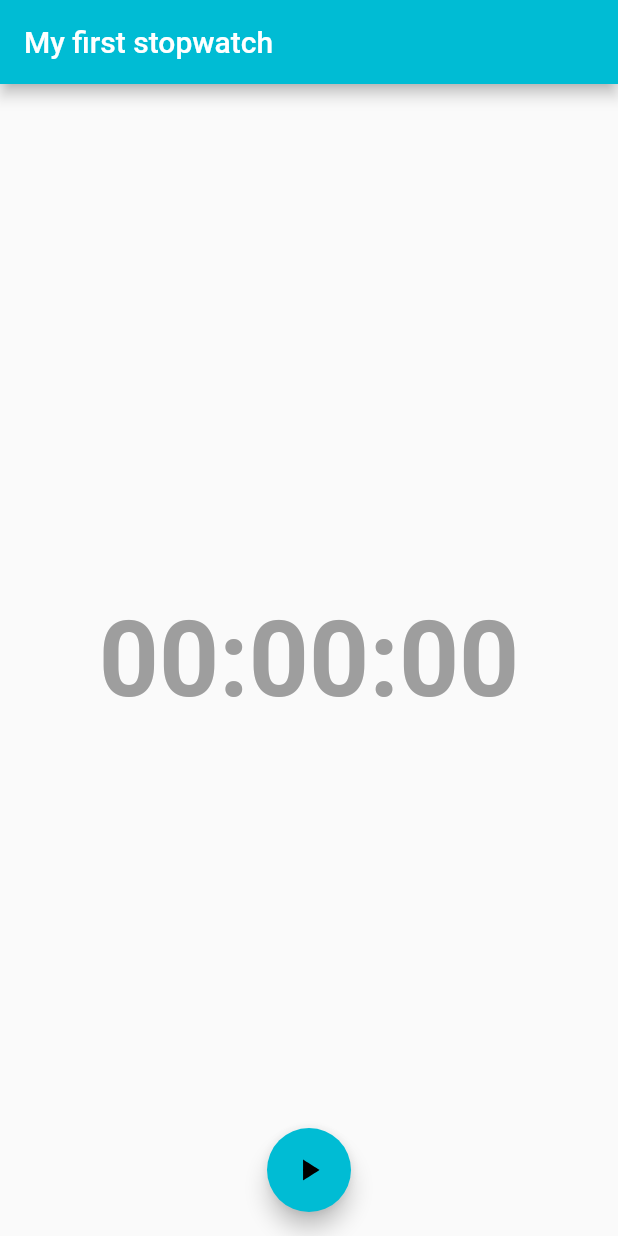
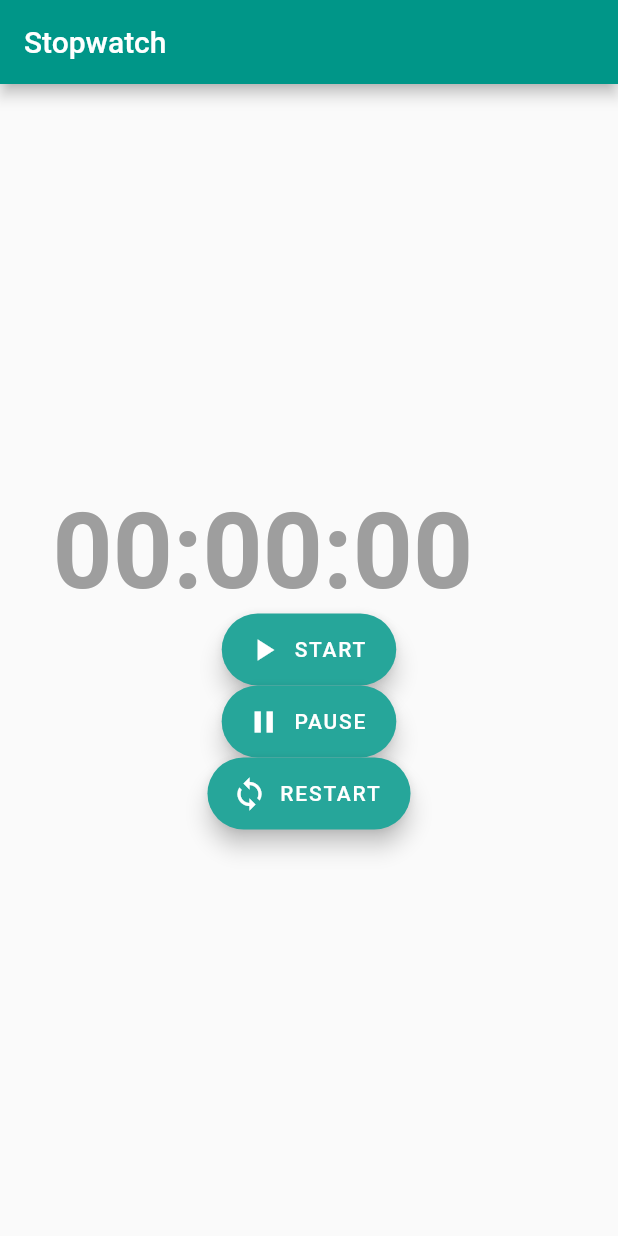
Before and after one commit to christinaav/Cronometro, a Flutter app: the screen it shows after launch, on a phone screen of 412 x 824 dp. Run offline on Flutter 3.47's test engine with Material 2 defaults, Android fonts, the phone set to English and light mode, and no system bars; drawn by our look-alikes of flutter_speed_dial.

Commit message:
pause added

```diff
--- a/lib/main.dart
+++ b/lib/main.dart
@@ -1,7 +1,7 @@
 import 'package:flutter/material.dart';
 import 'dart:async';
 
-import 'package:flutter_speed_dial/flutter_speed_dial.dart';
+//import 'package:flutter_speed_dial/flutter_speed_dial.dart';
 
 void main() => runApp(MyApp());
 
@@ -11,9 +11,9 @@ class MyApp extends StatelessWidget {
     return MaterialApp(
       title: 'Flutter stopwatch',
       theme: ThemeData(
-        primarySwatch: Colors.cyan,
+        primarySwatch: Colors.teal,
       ),
-      home: MyHomePage(title: 'My first stopwatch'),
+      home: MyHomePage(title: 'Stopwatch'),
     );
   }
 }
@@ -28,6 +28,7 @@ class MyHomePage extends StatefulWidget {
 }
 
 class _MyHomePageState extends State<MyHomePage> {
+  StreamSubscription f;
   Stream<int> stream;
   int _minutes = 0, _hours = 0, _counter;
   String time = "00:00:00";
@@ -64,14 +65,22 @@ class _MyHomePageState extends State<MyHomePage> {
   }
 
   changeState() {
-    stream = increment(Duration(seconds: 1));
-    stream.listen((_counter) => convertTime());
+    stream = increment();
+    f = stream.listen((_counter) => convertTime());
   }
 
-  Stream<int> increment(Duration interval) async* {
+  stopState() {
+    f.pause();
+  }
+
+  resumeState() {
+    f.resume();
+  }
+
+  Stream<int> increment() async* {
     _counter = 0;
     while (true) {
-      await Future.delayed(interval);
+      await Future.delayed(Duration(seconds: 1));
       yield _counter++;
     }
   }
@@ -86,8 +95,12 @@ class _MyHomePageState extends State<MyHomePage> {
             )),
       ),
       body: Center(
+          child: Container(
+        padding: EdgeInsets.all(35),
         child: Column(
           mainAxisAlignment: MainAxisAlignment.center,
+          children: [
+            Row(
               children: <Widget>[
                 Text(
                   '$time',
@@ -96,34 +109,54 @@ class _MyHomePageState extends State<MyHomePage> {
                     color: Colors.grey,
                     fontWeight: FontWeight.w600,
                   ),
+                )
+              ],
+            ),
+            Row(
+              mainAxisAlignment: MainAxisAlignment.center,
+              children: <Widget>[
+                FloatingActionButton.extended(
+                  onPressed: changeState,
+                  icon: Icon(Icons.play_arrow),
+                  label: Text('START'),
+                  backgroundColor: Colors.teal[400],
+                  foregroundColor: Colors.white,
+                  shape: RoundedRectangleBorder(
+                      borderRadius: BorderRadius.all(Radius.circular(25.0))),
                 ),
               ],
             ),
-      ),
-      /*floatingActionButton: FloatingActionButton.extended(
-        onPressed: changeState,
-        tooltip: 'Increment',
-        icon: Icon(Icons.play_arrow),
-        label: Text('START'),
-        backgroundColor: Colors.cyan,
+            Row(
+              mainAxisAlignment: MainAxisAlignment.center,
+              children: <Widget>[
+                FloatingActionButton.extended(
+                  onPressed: stopState,
+                  icon: Icon(Icons.pause),
+                  label: Text('PAUSE'),
+                  backgroundColor: Colors.teal[400],
                   foregroundColor: Colors.white,
                   shape: RoundedRectangleBorder(
                       borderRadius: BorderRadius.all(Radius.circular(25.0))),
-      ),*/
-      floatingActionButtonLocation: FloatingActionButtonLocation.centerFloat,
-      floatingActionButton: SpeedDial(
-          animatedIcon: AnimatedIcons.play_pause,
-          onOpen: changeState,
-          children: [
-            SpeedDialChild(
-                child: Icon(Icons.loop),
-                label: "Restart",
-                onTap: () => print("First")),
-            SpeedDialChild(
-                child: Icon(Icons.alarm),
-                label: "Timer",
-                onTap: () => print("Second"))
-          ]),
+                ),
+              ],
+            ),
+            Row(
+              mainAxisAlignment: MainAxisAlignment.center,
+              children: <Widget>[
+                FloatingActionButton.extended(
+                  onPressed: null,
+                  icon: Icon(Icons.loop),
+                  label: Text('RESTART'),
+                  backgroundColor: Colors.teal[400],
+                  foregroundColor: Colors.white,
+                  shape: RoundedRectangleBorder(
+                      borderRadius: BorderRadius.all(Radius.circular(25.0))),
+                ),
+              ],
+            ),
+          ],
+        ),
+      )),
     );
   }
 }
```
Also changed, not shown: beach_2x.jpg (added). Lines whose indentation alone changed are shown as unchanged.
